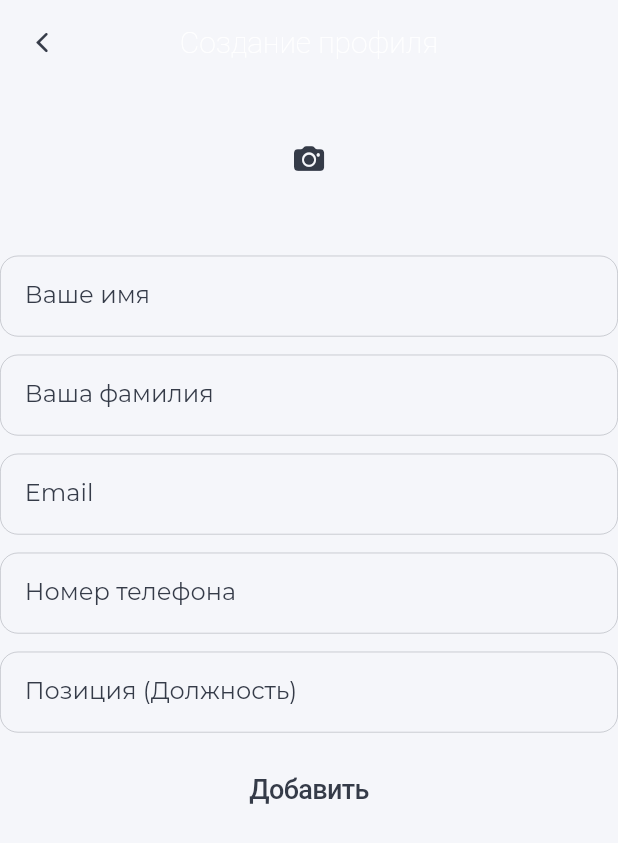
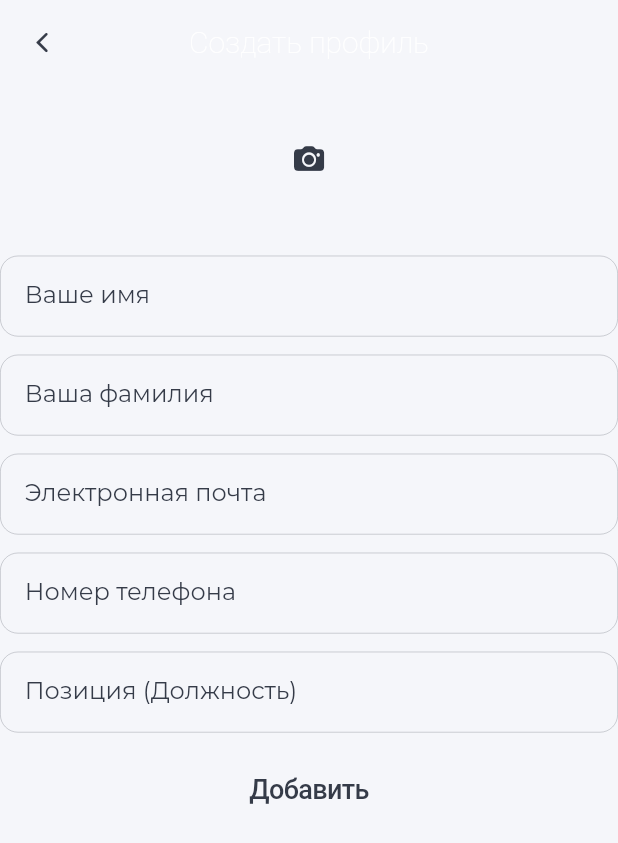
Before and after one commit to SanzharM/task_manager, a Flutter app: the AddProfilePage screen opened directly, on a phone screen of 412 x 824 dp. Shown: the top 843 px of the screen. Run offline on Flutter 3.47's test engine with Material 2 defaults, Android fonts, the phone set to English and light mode, and no system bars; our stand-ins replace bloc, cached_network_image, charts_flutter, connectivity, easy_localization, equatable and 6 more; missing offline and left inert: qr_code_scanner; accounts and stored records are empty; project files that could hold a hidden picture were left out.

Commit message:
profile pages localized

```diff
--- a/lib/pages/profile_page/add_profile_page.dart
+++ b/lib/pages/profile_page/add_profile_page.dart
@@ -5,6 +5,7 @@ import 'package:task_manager/core/models/user.dart';
 import 'package:task_manager/core/widgets/app_buttons.dart';
 import 'package:task_manager/core/widgets/empty_box.dart';
 import 'package:task_manager/core/widgets/text_fields.dart';
+import 'package:easy_localization/easy_localization.dart';
 
 class AddProfilePage extends StatefulWidget {
   final User? user;
@@ -35,14 +36,10 @@ class _AddProfilePageState extends State<AddProfilePage> {
   @override
   Widget build(BuildContext context) {
     return GestureDetector(
-      onTap: () {
-        if (FocusScope.of(context).hasFocus) FocusScope.of(context).unfocus();
-      },
+      onTap: () => FocusScope.of(context).hasFocus ? FocusScope.of(context).unfocus() : null,
       child: Scaffold(
         appBar: AppBar(
-          title: _isEditing
-              ? const Text('Редактирование профиля')
-              : const Text('Создание профиля'),
+          title: _isEditing ? Text('editing_profile'.tr()) : Text('create_profile'.tr()),
           centerTitle: true,
           leading: AppBackButton(
             onBack: () {
@@ -64,7 +61,7 @@ class _AddProfilePageState extends State<AddProfilePage> {
         ),
         body: SafeArea(
           child: SingleChildScrollView(
-            physics: BouncingScrollPhysics(),
+            physics: const BouncingScrollPhysics(),
             child: Column(
               mainAxisAlignment: MainAxisAlignment.start,
               crossAxisAlignment: CrossAxisAlignment.center,
@@ -80,9 +77,7 @@ class _AddProfilePageState extends State<AddProfilePage> {
                     ),
                     child: ClipOval(
                       child: CupertinoButton(
-                        child: _user.imageUrl != null
-                            ? Image.network(_user.imageUrl!)
-                            : const Icon(CupertinoIcons.camera_fill),
+                        child: _user.imageUrl != null ? Image.network(_user.imageUrl!) : const Icon(CupertinoIcons.camera_fill),
                         onPressed: () => _chooseImageFromLibrary(),
                       ),
                     ),
@@ -90,7 +85,7 @@ class _AddProfilePageState extends State<AddProfilePage> {
                 ),
                 EmptyBox(height: 24),
                 AppTextField(
-                  label: 'Ваше имя',
+                  label: 'your_name'.tr(),
                   text: _user.name,
                   onTap: () => setState(() {}),
                   onChanged: (value) {
@@ -101,7 +96,7 @@ class _AddProfilePageState extends State<AddProfilePage> {
                 ),
                 EmptyBox(height: 12),
                 AppTextField(
-                  label: 'Ваша фамилия',
+                  label: 'your_surname'.tr(),
                   text: _user.surname,
                   onTap: () => setState(() {}),
                   onChanged: (value) {
@@ -112,7 +107,7 @@ class _AddProfilePageState extends State<AddProfilePage> {
                 ),
                 EmptyBox(height: 12),
                 AppTextField(
-                  label: 'Email',
+                  label: 'email'.tr(),
                   text: _user.email,
                   keyboardType: TextInputType.emailAddress,
                   onTap: () => setState(() {}),
@@ -124,7 +119,7 @@ class _AddProfilePageState extends State<AddProfilePage> {
                 ),
                 EmptyBox(height: 12),
                 AppTextField(
-                  label: 'Номер телефона',
+                  label: 'phone_number'.tr(),
                   text: _user.phone,
                   keyboardType: TextInputType.number,
                   onTap: () => setState(() {}),
@@ -136,7 +131,7 @@ class _AddProfilePageState extends State<AddProfilePage> {
                 ),
                 EmptyBox(height: 12),
                 AppTextField(
-                  label: 'Позиция (Должность)',
+                  label: 'job_position'.tr(),
                   text: _user.position,
                   onTap: () => setState(() {}),
                   onChanged: (value) {
@@ -147,7 +142,7 @@ class _AddProfilePageState extends State<AddProfilePage> {
                 ),
                 EmptyBox(height: 16),
                 AppButton(
-                  title: _isEditing ? 'Сохранить' : 'Добавить',
+                  title: _isEditing ? 'save'.tr() : 'add'.tr(),
                   onTap: () => null,
                 ),
                 EmptyBox(height: 20),
```
Also changed, not shown: assets/translations/en.json (+10 -1 lines), assets/translations/ru.json (+12 -1 lines), lib/pages/profile_page/team_members_page.dart (+4 -3 lines).
